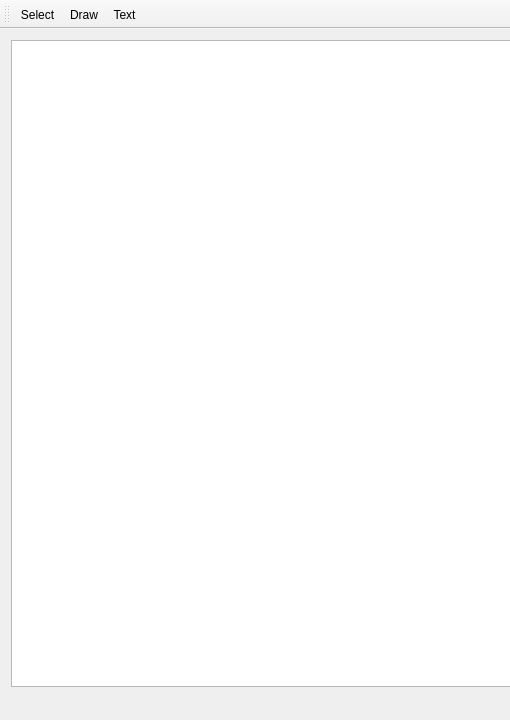
Before: the Qt Designer form mainwindow.ui in baronleonardo/Journal, drawn with Qt 5; both pictures show x 0 to 510 and y 0 to 720 of the 1367 by 720 pixel window.
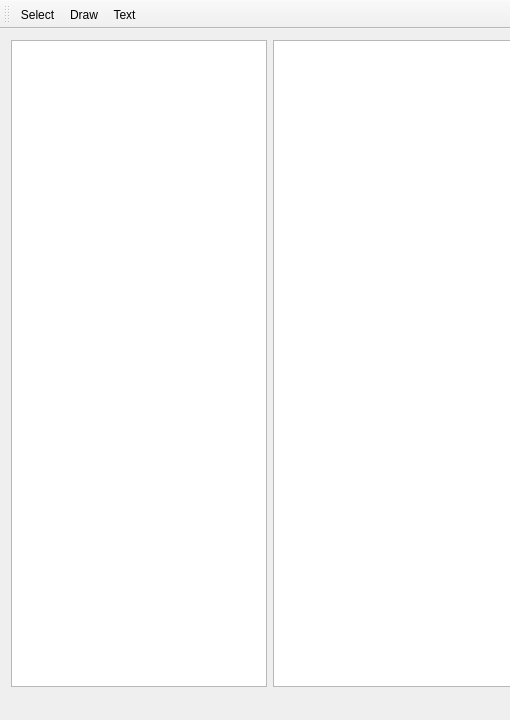
After: the same form once the commit is applied. Icons and pictures are not drawn. Custom widgets are drawn as their Qt base class.

Commit message: created a paperlist and fills it with all the papers in the storage directory

```diff
--- a/mainwindow.ui
+++ b/mainwindow.ui
@@ -15,8 +15,18 @@
   </property>
   <widget class="QWidget" name="centralWidget">
    <layout class="QGridLayout" name="gridLayout">
+    <item row="0" column="1">
+     <widget class="QGraphicsView" name="graphicsView">
+      <property name="sizePolicy">
+       <sizepolicy hsizetype="Expanding" vsizetype="Expanding">
+        <horstretch>1</horstretch>
+        <verstretch>0</verstretch>
+       </sizepolicy>
+      </property>
+     </widget>
+    </item>
     <item row="0" column="0">
-     <widget class="QGraphicsView" name="graphicsView"/>
+     <widget class="PaperList" name="listWidget"/>
     </item>
    </layout>
   </widget>
@@ -95,6 +105,13 @@
   </action>
  </widget>
  <layoutdefault spacing="6" margin="11"/>
+ <customwidgets>
+  <customwidget>
+   <class>PaperList</class>
+   <extends>QListWidget</extends>
+   <header>paperlist.h</header>
+  </customwidget>
+ </customwidgets>
  <resources>
   <include location="assets.qrc"/>
  </resources>
```
Left out of the diff: 2 changed lines with no effect on the pictures. The commit also changes 9 other files.
